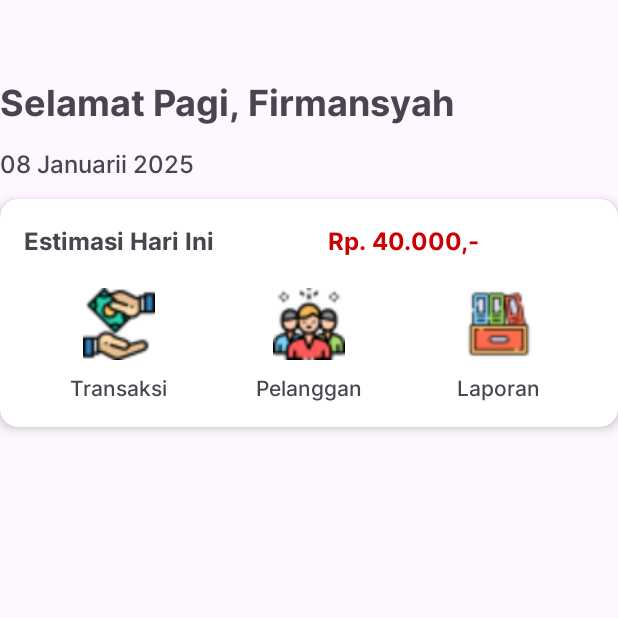
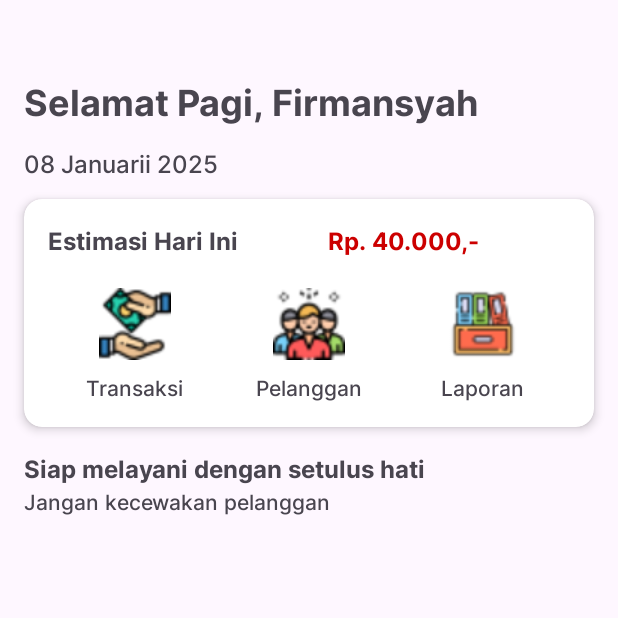
Before and after one commit to RizafiDev/LaundryYuk, an Android app: the MainActivity screen opened directly, with no data from a screen before it, on a phone screen of 412 x 824 dp, the top half of it. Run offline under Robolectric (Android 15) with nearby library versions, the phone set to English and light mode, and no system bars.

Commit message:
add: quotes section

```diff
--- a/app/src/main/res/layout/activity_main.xml
+++ b/app/src/main/res/layout/activity_main.xml
@@ -6,8 +6,9 @@
     android:layout_width="match_parent"
     android:layout_height="match_parent"
     tools:context=".MainActivity"
-    android:padding="16dp">
+    >
 
+<!--    Selamat Pagi-->
     <TextView
         android:id="@+id/Hello"
         android:layout_width="match_parent"
@@ -19,7 +20,9 @@
         android:layout_marginTop="50dp"
         app:layout_constraintEnd_toEndOf="parent"
         app:layout_constraintStart_toStartOf="parent"
-        app:layout_constraintTop_toTopOf="parent" />
+        app:layout_constraintTop_toTopOf="parent"
+        android:layout_marginHorizontal="16dp"/>
+<!--    tanggal-->
     <TextView
         android:id="@+id/date"
         android:layout_width="match_parent"
@@ -32,8 +35,11 @@
         android:text="08 Januarii 2025"
         android:textSize="16sp"
         android:layout_marginTop="12dp"
+        android:layout_marginHorizontal="16dp"
         />
+<!--prioritas-->
     <androidx.cardview.widget.CardView
+        android:id="@+id/menu_prioritas"
         xmlns:android="http://schemas.android.com/apk/res/android"
         xmlns:app="http://schemas.android.com/apk/res-auto"
         android:layout_width="match_parent"
@@ -42,6 +48,7 @@
         app:cardCornerRadius="12dp"
         app:layout_constraintTop_toBottomOf="@id/date"
         app:cardElevation="4dp"
+        android:layout_marginHorizontal="16dp"
         android:background="@android:color/white">
 
         <LinearLayout
@@ -151,48 +158,34 @@
             </LinearLayout>
         </LinearLayout>
     </androidx.cardview.widget.CardView>
+<!--quotes-->
+    <TextView
+        android:id="@+id/Quotes"
+        android:layout_width="match_parent"
+        android:layout_height="wrap_content"
+        android:fontFamily="@font/inter_bold"
+        android:layout_marginTop="16dp"
+        android:textSize="16sp"
+        android:text="Siap melayani dengan setulus hati"
+        android:textAlignment="textStart"
+        app:layout_constraintEnd_toEndOf="parent"
+        app:layout_constraintStart_toStartOf="parent"
+        app:layout_constraintTop_toBottomOf="@id/menu_prioritas"
+        android:layout_marginHorizontal="16dp"/>
+    <TextView
+        android:id="@+id/SubQuotes"
+        android:layout_width="match_parent"
+        android:layout_height="wrap_content"
+        android:fontFamily="@font/inter_medium"
+        android:textSize="14sp"
+        android:text="Jangan kecewakan pelanggan"
+        android:textAlignment="textStart"
+        app:layout_constraintEnd_toEndOf="parent"
+        app:layout_constraintStart_toStartOf="parent"
+        app:layout_constraintTop_toBottomOf="@id/Quotes"
+        android:layout_marginHorizontal="16dp"/>
+<!--    feature card-->
 
 
 
-    <!--    card-->
-<!--    <androidx.cardview.widget.CardView-->
-<!--        xmlns:android="http://schemas.android.com/apk/res/android"-->
-<!--        xmlns:app="http://schemas.android.com/apk/res-auto"-->
-<!--        android:layout_width="200dp"-->
-<!--        android:layout_height="200dp"-->
-<!--        android:layout_margin="16dp"-->
-<!--        app:cardCornerRadius="16dp"-->
-<!--        app:cardElevation="8dp"-->
-<!--        android:background="@android:color/white">-->
-
-<!--        <LinearLayout-->
-<!--            android:layout_width="match_parent"-->
-<!--            android:layout_height="match_parent"-->
-<!--            android:orientation="vertical"-->
-<!--            android:gravity="center"-->
-<!--            android:padding="16dp">-->
-
-<!--            &lt;!&ndash; Icon &ndash;&gt;-->
-<!--            <ImageView-->
-<!--                android:layout_width="48dp"-->
-<!--                android:layout_height="48dp"-->
-<!--                android:src="@drawable/ic_icon"-->
-<!--                android:contentDescription="Icon"-->
-<!--                android:tint="@color/black"/>-->
-
-<!--            &lt;!&ndash; Text &ndash;&gt;-->
-<!--            <TextView-->
-<!--                android:layout_width="wrap_content"-->
-<!--                android:layout_height="wrap_content"-->
-<!--                android:layout_marginTop="8dp"-->
-<!--                android:text="Card Title"-->
-<!--                android:textColor="@color/black"-->
-<!--                android:textSize="16sp"-->
-<!--                android:fontFamily="sans-serif-medium"-->
-<!--                android:gravity="center"/>-->
-
-<!--        </LinearLayout>-->
-<!--    </androidx.cardview.widget.CardView>-->
-
-
 </androidx.constraintlayout.widget.ConstraintLayout>
```
